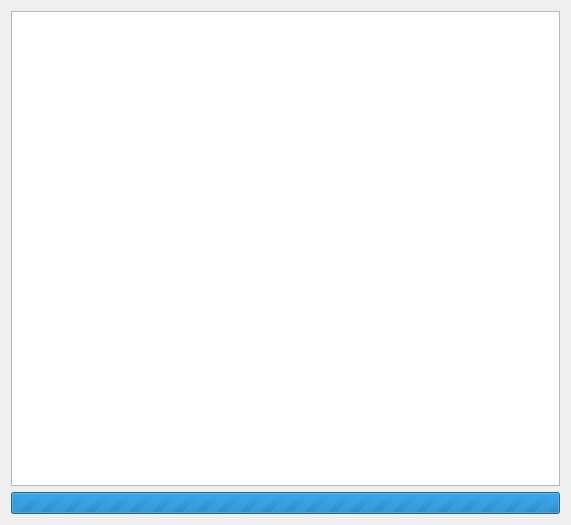
This is src/wizard/pages/discover.ui in KDE/bluedevil as Qt 5 draws it before an edit. The edited form follows.
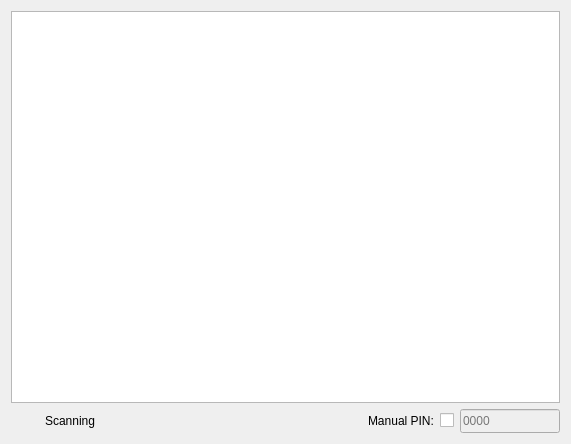
This is the edited form.

Commit message:
Removed PIN page and put all his logic into Discover
Usually almost all users will be ok by using the automatic mode
and even if they do have to set a manual pin we can add it later
into our database (which is kinda shared with GNOME).

The current interface in DiscoverPage is not final, I know that it
is a little bit cluttered right now.

What changed in the file:
```diff
--- a/src/wizard/pages/discover.ui
+++ b/src/wizard/pages/discover.ui
@@ -7,7 +7,7 @@
     <x>0</x>
     <y>0</y>
     <width>571</width>
-    <height>525</height>
+    <height>444</height>
    </rect>
   </property>
   <layout class="QVBoxLayout" name="verticalLayout_2">
@@ -26,21 +26,105 @@
      <item>
       <layout class="QHBoxLayout" name="horizontalLayout_2">
        <item>
-        <widget class="QProgressBar" name="progressBar">
-         <property name="minimum">
-          <number>0</number>
+        <widget class="QWidget" name="working" native="true">
+         <property name="minimumSize">
+          <size>
+           <width>24</width>
+           <height>24</height>
+          </size>
          </property>
-         <property name="maximum">
-          <number>0</number>
+         <property name="maximumSize">
+          <size>
+           <width>24</width>
+           <height>24</height>
+          </size>
          </property>
-         <property name="value">
-          <number>28</number>
+        </widget>
+       </item>
+       <item>
+        <spacer name="horizontalSpacer_2">
+         <property name="orientation">
+          <enum>Qt::Horizontal</enum>
          </property>
-         <property name="textVisible">
+         <property name="sizeType">
+          <enum>QSizePolicy::Fixed</enum>
+         </property>
+         <property name="sizeHint" stdset="0">
+          <size>
+           <width>4</width>
+           <height>20</height>
+          </size>
+         </property>
+        </spacer>
+       </item>
+       <item>
+        <widget class="QLabel" name="label">
+         <property name="text">
+          <string>Scanning</string>
+         </property>
+        </widget>
+       </item>
+       <item>
+        <spacer name="horizontalSpacer">
+         <property name="orientation">
+          <enum>Qt::Horizontal</enum>
+         </property>
+         <property name="sizeHint" stdset="0">
+          <size>
+           <width>40</width>
+           <height>20</height>
+          </size>
+         </property>
+        </spacer>
+       </item>
+       <item>
+        <widget class="QLabel" name="label_2">
+         <property name="text">
+          <string>Manual PIN:</string>
+         </property>
+         <property name="buddy">
+          <cstring>manualPin</cstring>
+         </property>
+        </widget>
+       </item>
+       <item>
+        <widget class="QCheckBox" name="manualPin">
+         <property name="text">
+          <string/>
+         </property>
+         <property name="checked">
           <bool>false</bool>
          </property>
         </widget>
        </item>
+       <item>
+        <widget class="QLineEdit" name="pinText">
+         <property name="enabled">
+          <bool>false</bool>
+         </property>
+         <property name="minimumSize">
+          <size>
+           <width>100</width>
+           <height>0</height>
+          </size>
+         </property>
+         <property name="maximumSize">
+          <size>
+           <width>50</width>
+           <height>40</height>
+          </size>
+         </property>
+         <property name="inputMask">
+          <string>999999999; </string>
+         </property>
+         <property name="readOnly">
+          <bool>false</bool>
+         </property>
+         <property name="placeholderText">
+          <string>0000</string>
+         </property>
+        </widget>
+       </item>
       </layout>
      </item>
     </layout>
```
The commit also changes 8 other files.
